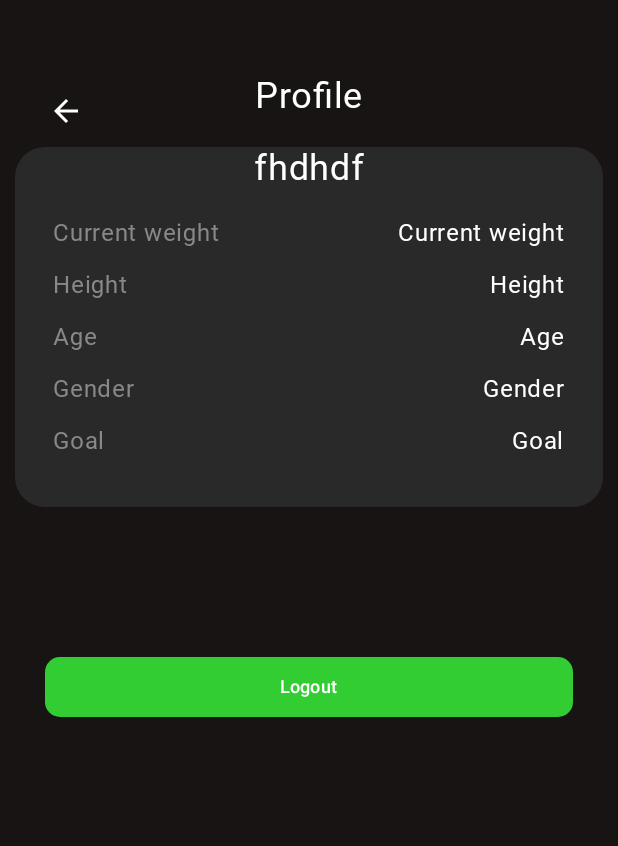
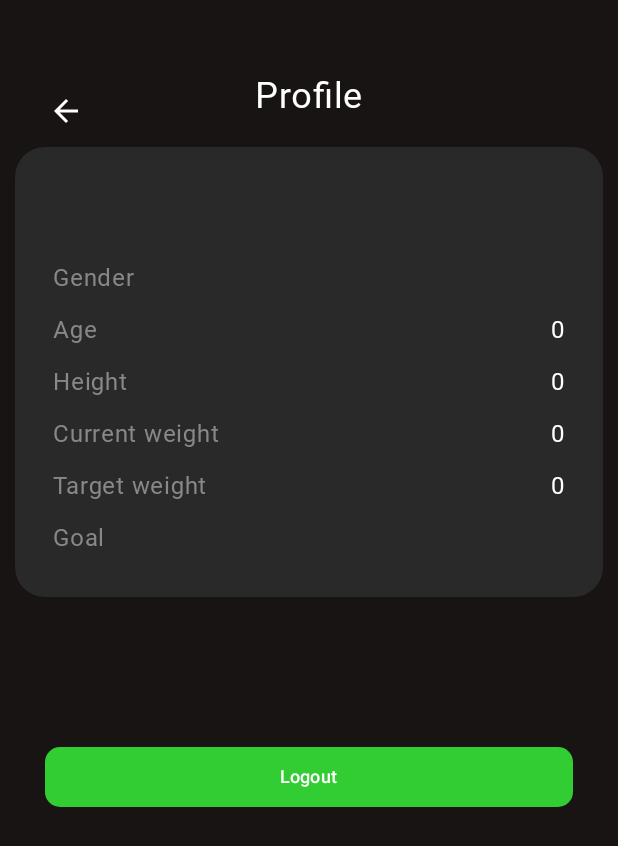
Before and after one commit to matt158x/HealthlyLife, an Android app built with Jetpack Compose: the ProfileScreen screen opened through its navigation route, on a phone screen of 412 x 824 dp. Shown: the top 846 px of the screen. Run offline under Robolectric (Android 15) with nearby library versions, the phone set to English and light mode, and no system bars; our stand-ins replace Dagger/Hilt's generated code, Firebase (no records; nobody signed in at launch, a user with empty details on screens opened directly), livedata-compose; Roboto replaces fonts that are not available here.

Commit message:
home, login, register screen hilt update + profile screen update

```diff
--- a/app/src/main/java/com/example/healthlylife/presentation/LoginScreen.kt
+++ b/app/src/main/java/com/example/healthlylife/presentation/LoginScreen.kt
@@ -39,7 +39,7 @@ import androidx.compose.ui.text.font.FontWeight
 import androidx.compose.ui.text.withStyle
 import androidx.compose.ui.unit.dp
 import androidx.compose.ui.unit.sp
-import androidx.lifecycle.viewmodel.compose.viewModel
+import androidx.hilt.navigation.compose.hiltViewModel
 import androidx.navigation.NavController
 import com.example.healthlylife.R
 import com.example.healthlylife.auth.AuthState
@@ -51,8 +51,8 @@ import com.example.healthlylife.viewmodel.SharedViewModel
 @Composable
 fun LoginScreen(
     navController: NavController,
-    sharedViewModel: SharedViewModel = viewModel(),
-    loginViewModel: LoginScreenViewModel = viewModel { LoginScreenViewModel(sharedViewModel) }
+    sharedViewModel: SharedViewModel = hiltViewModel(),
+    loginViewModel: LoginScreenViewModel = hiltViewModel()
 ) {
 
     var email by remember { mutableStateOf("") }
@@ -154,7 +154,7 @@ fun LoginScreen(
             CustomButton(
                 text = "LOG IN",
                 onClick = {
-                    loginViewModel.login(email, password)
+                    loginViewModel.login(email, password, sharedViewModel)
                 },
                 enabled = authState != AuthState.Loading,
                 textColor = Color.Black
--- a/app/src/main/java/com/example/healthlylife/presentation/MultiStepUserForm.kt
+++ b/app/src/main/java/com/example/healthlylife/presentation/MultiStepUserForm.kt
@@ -25,7 +25,10 @@ import com.google.firebase.auth.FirebaseAuth
 
 
 @Composable
-fun MultiStepUserForm(navController: NavController, viewModel: MultiStepUserFormViewModel = hiltViewModel()) {
+fun MultiStepUserForm(
+    navController: NavController,
+    viewModel: MultiStepUserFormViewModel = hiltViewModel()
+) {
     var currentStep by remember { mutableIntStateOf(1) }
     val userId = FirebaseAuth.getInstance().currentUser?.uid
 
--- a/app/src/main/java/com/example/healthlylife/presentation/ProfileScreen.kt
+++ b/app/src/main/java/com/example/healthlylife/presentation/ProfileScreen.kt
@@ -14,14 +14,18 @@ import androidx.compose.material3.Icon
 import androidx.compose.material3.IconButton
 import androidx.compose.material3.Text
 import androidx.compose.runtime.Composable
+import androidx.compose.runtime.LaunchedEffect
+import androidx.compose.runtime.getValue
+import androidx.compose.runtime.livedata.observeAsState
 import androidx.compose.ui.Alignment
 import androidx.compose.ui.Modifier
 import androidx.compose.ui.draw.clip
 import androidx.compose.ui.graphics.Color
 import androidx.compose.ui.unit.dp
 import androidx.compose.ui.unit.sp
-import androidx.lifecycle.viewmodel.compose.viewModel
+import androidx.hilt.navigation.compose.hiltViewModel
 import androidx.navigation.NavController
+import com.example.healthlylife.auth.AuthState
 import com.example.healthlylife.components.CustomButton
 import com.example.healthlylife.viewmodel.ProfileScreenViewModel
 import com.example.healthlylife.viewmodel.SharedViewModel
@@ -29,22 +33,39 @@ import com.example.healthlylife.viewmodel.SharedViewModel
 @Composable
 fun ProfileScreen(
     navController: NavController,
-    sharedViewModel: SharedViewModel = viewModel(),
-    profileScreenViewModel: ProfileScreenViewModel = viewModel { ProfileScreenViewModel(sharedViewModel) }
+    sharedViewModel: SharedViewModel = hiltViewModel(),
+    profileScreenViewModel: ProfileScreenViewModel = hiltViewModel()
 ) {
+    val authState by sharedViewModel.authState.observeAsState(AuthState.Loading)
+
+    val goal = profileScreenViewModel.goal.value
+    val weight = profileScreenViewModel.weight.value
+    val targetWeight = profileScreenViewModel.targetWeight.value
+    val height = profileScreenViewModel.height.value
+    val age = profileScreenViewModel.age.value
+    val gender = profileScreenViewModel.gender.value
+    val email = profileScreenViewModel.email.value
+
+
+
+    LaunchedEffect(authState) {
+        if (authState == AuthState.Unauthenticated) {
+            navController.navigate("login")
+        }
+    }
 
 
     Column(
         modifier = Modifier
             .background(color = Color(0xFF181414))
             .fillMaxSize(),
-        horizontalAlignment = Alignment.CenterHorizontally // Wyśrodkowanie poziome
+        horizontalAlignment = Alignment.CenterHorizontally
     ) {
 
 
         Box(
             modifier = Modifier
-                .fillMaxWidth() // Zapewnia szerokość dla wyśrodkowania
+                .fillMaxWidth()
                 .padding(top = 50.dp)
         ) {
             Text(
@@ -52,7 +73,7 @@ fun ProfileScreen(
                 color = Color.White,
                 fontFamily = alkatrFontFamily,
                 fontSize = 24.sp,
-                modifier = Modifier.align(Alignment.TopCenter) // Wyśrodkowanie tekstu
+                modifier = Modifier.align(Alignment.TopCenter)
             )
 
             IconButton(
@@ -73,16 +94,17 @@ fun ProfileScreen(
             modifier = Modifier
                 .fillMaxWidth()
                 .padding(horizontal = 10.dp)
-                .clip(RoundedCornerShape(20.dp)) // Najpierw clip
-                .background(color = Color(0xFF292929)) // Potem background, żeby działał na cały zaokrąglony Box
-                .height(240.dp)
+                .clip(RoundedCornerShape(20.dp))
+                .background(color = Color(0xFF292929))
+                .height(300.dp)
 
         ) {
 
             Text(
                 modifier = Modifier
-                    .align(Alignment.TopCenter),
-                text = "fhdhdf",
+                    .align(Alignment.TopCenter)
+                    .padding(top = 20.dp),
+                text = email,
                 color = Color.White,
                 fontFamily = alkatrFontFamily,
                 fontSize = 24.sp,
@@ -91,19 +113,10 @@ fun ProfileScreen(
 
             Column(
                 modifier = Modifier
-                    .padding(start = 20.dp, top = 40.dp)
+                    .padding(start = 20.dp, top = 70.dp)
             ) {
-
                 Text(
-                    text = "Current weight",
-                    color = Color.Gray,
-                    fontFamily = alkatrFontFamily,
-                    fontSize = 16.sp,
-                    modifier = Modifier.padding(5.dp)
-                )
-
-                Text(
-                    text = "Height",
+                    text = "Gender",
                     color = Color.Gray,
                     fontFamily = alkatrFontFamily,
                     fontSize = 16.sp,
@@ -116,7 +129,21 @@ fun ProfileScreen(
                     modifier = Modifier.padding(5.dp)
                 )
                 Text(
-                    text = "Gender",
+                    text = "Height",
+                    color = Color.Gray,
+                    fontFamily = alkatrFontFamily,
+                    fontSize = 16.sp,
+                    modifier = Modifier.padding(5.dp)
+                )
+                Text(
+                    text = "Current weight",
+                    color = Color.Gray,
+                    fontFamily = alkatrFontFamily,
+                    fontSize = 16.sp,
+                    modifier = Modifier.padding(5.dp)
+                )
+                Text(
+                    text = "Target weight",
                     color = Color.Gray,
                     fontFamily = alkatrFontFamily,
                     fontSize = 16.sp,
@@ -129,25 +156,15 @@ fun ProfileScreen(
                     fontSize = 16.sp,
                     modifier = Modifier.padding(5.dp)
                 )
+
             }
             Column(
                 modifier = Modifier
                     .fillMaxWidth()
-                    .padding(start = 20.dp, top = 40.dp, end = 20.dp)
+                    .padding(start = 20.dp, top = 70.dp, end = 20.dp)
             ) {
-
                 Text(
-                    text = "Current weight",
-                    color = Color.White,
-                    fontFamily = alkatrFontFamily,
-                    fontSize = 16.sp,
-                    modifier = Modifier
-                        .padding(5.dp)
-                        .align(Alignment.End)
-                )
-
-                Text(
-                    text = "Height",
+                    text = gender,
                     color = Color.White,
                     fontFamily = alkatrFontFamily,
                     fontSize = 16.sp,
@@ -156,7 +173,7 @@ fun ProfileScreen(
                         .align(Alignment.End)
                 )
                 Text(
-                    text = "Age",
+                    text = age.toString(),
                     color = Color.White,
                     fontFamily = alkatrFontFamily,
                     modifier = Modifier
@@ -164,7 +181,7 @@ fun ProfileScreen(
                         .align(Alignment.End)
                 )
                 Text(
-                    text = "Gender",
+                    text = height.toString(),
                     color = Color.White,
                     fontFamily = alkatrFontFamily,
                     fontSize = 16.sp,
@@ -173,7 +190,7 @@ fun ProfileScreen(
                         .align(Alignment.End)
                 )
                 Text(
-                    text = "Goal",
+                    text = weight.toString(),
                     color = Color.White,
                     fontFamily = alkatrFontFamily,
                     fontSize = 16.sp,
@@ -181,14 +198,30 @@ fun ProfileScreen(
                         .padding(5.dp)
                         .align(Alignment.End)
                 )
-
-
+                Text(
+                    text = targetWeight.toString(),
+                    color = Color.White,
+                    fontFamily = alkatrFontFamily,
+                    fontSize = 16.sp,
+                    modifier = Modifier
+                        .padding(5.dp)
+                        .align(Alignment.End)
+                )
+                Text(
+                    text = goal,
+                    color = Color.White,
+                    fontFamily = alkatrFontFamily,
+                    fontSize = 16.sp,
+                    modifier = Modifier
+                        .padding(5.dp)
+                        .align(Alignment.End)
+                )
             }
         }
 
         CustomButton(
             text = "Logout",
-            onClick = { profileScreenViewModel.signOut() },
+            onClick = { profileScreenViewModel.signOut(sharedViewModel) },
             modifier = Modifier
                 .fillMaxWidth()
                 .padding(top = 100.dp)
--- a/app/src/main/java/com/example/healthlylife/presentation/RecipesScreen.kt
+++ b/app/src/main/java/com/example/healthlylife/presentation/RecipesScreen.kt
@@ -34,7 +34,8 @@ import com.example.healthlylife.R
 
 
 @Composable
-fun RecipesScreen(navController: NavController) {
+fun RecipesScreen(
+    navController: NavController) {
     Box(
         modifier = Modifier
             .fillMaxSize()
--- a/app/src/main/java/com/example/healthlylife/presentation/RegisterScreen.kt
+++ b/app/src/main/java/com/example/healthlylife/presentation/RegisterScreen.kt
@@ -39,20 +39,20 @@ import androidx.compose.ui.text.font.FontWeight
 import androidx.compose.ui.text.withStyle
 import androidx.compose.ui.unit.dp
 import androidx.compose.ui.unit.sp
-import androidx.lifecycle.viewmodel.compose.viewModel
+import androidx.hilt.navigation.compose.hiltViewModel
 import androidx.navigation.NavController
 import com.example.healthlylife.R
+import com.example.healthlylife.auth.AuthState
 import com.example.healthlylife.components.CustomButton
 import com.example.healthlylife.components.CustomTextField
-import com.example.healthlylife.auth.AuthState
 import com.example.healthlylife.viewmodel.RegisterScreenViewModel
 import com.example.healthlylife.viewmodel.SharedViewModel
 
 @Composable
 fun RegisterScreen(
     navController: NavController,
-    sharedViewModel: SharedViewModel = viewModel(),
-    registerViewModel: RegisterScreenViewModel = viewModel { RegisterScreenViewModel(sharedViewModel) }
+    sharedViewModel: SharedViewModel = hiltViewModel(),
+    registerViewModel: RegisterScreenViewModel = hiltViewModel()
 ) {
 
     var email by remember { mutableStateOf("") }
@@ -174,7 +174,7 @@ fun RegisterScreen(
                     CustomButton(
                         text = "REGISTER",
                         onClick = {
-                                registerViewModel.signup(email, password, confirmPassword)
+                                registerViewModel.signup(email, password, confirmPassword, sharedViewModel)
                         },
                         enabled = authState != AuthState.Loading,
                         textColor = Color.Black
--- a/app/src/main/java/com/example/healthlylife/presentation/StartScreen.kt
+++ b/app/src/main/java/com/example/healthlylife/presentation/StartScreen.kt
@@ -26,6 +26,7 @@ import androidx.compose.ui.text.style.TextAlign
 import androidx.compose.ui.text.withStyle
 import androidx.compose.ui.unit.dp
 import androidx.compose.ui.unit.sp
+import androidx.hilt.navigation.compose.hiltViewModel
 import androidx.navigation.NavController
 import com.example.healthlylife.R
 import com.example.healthlylife.auth.AuthState
@@ -46,7 +47,8 @@ val alkatrFontFamily = FontFamily(
 @Composable
 fun StartScreen(
     navController: NavController,
-    sharedViewModel: SharedViewModel) {
+    sharedViewModel: SharedViewModel = hiltViewModel()
+) {
 
     Box(modifier = Modifier.fillMaxSize()) {
         Image(
--- a/app/src/main/java/com/example/healthlylife/viewmodel/HomeScreenViewModel.kt
+++ b/app/src/main/java/com/example/healthlylife/viewmodel/HomeScreenViewModel.kt
@@ -28,7 +28,7 @@ class HomeScreenViewModel @Inject constructor(
     private val _fatEaten = mutableDoubleStateOf(0.0)
     val fatEaten: State<Double> = _fatEaten
 
-    private val _bmr = mutableIntStateOf(0)  // Dodana wartość BMR
+    private val _bmr = mutableIntStateOf(0)
     val bmr: State<Int> = _bmr
 
     init {
--- a/app/src/main/java/com/example/healthlylife/viewmodel/LoginScreenViewModel.kt
+++ b/app/src/main/java/com/example/healthlylife/viewmodel/LoginScreenViewModel.kt
@@ -5,13 +5,16 @@ import com.example.healthlylife.auth.AuthState
 import com.google.firebase.auth.FirebaseAuth
 import com.google.firebase.auth.FirebaseAuthInvalidCredentialsException
 import com.google.firebase.auth.FirebaseAuthInvalidUserException
+import dagger.hilt.android.lifecycle.HiltViewModel
+import javax.inject.Inject
 
-class LoginScreenViewModel(
-    private val sharedViewModel: SharedViewModel
+@HiltViewModel
+class LoginScreenViewModel @Inject constructor(
+    private val auth: FirebaseAuth
 ) : ViewModel() {
-    private val auth: FirebaseAuth = FirebaseAuth.getInstance()
 
-    fun login(email: String, password: String) {
+
+    fun login(email: String, password: String, sharedViewModel: SharedViewModel) {
         if (email.isEmpty() || password.isEmpty()) {
             sharedViewModel.updateAuthState(AuthState.Error("Email or password can't be empty"))
             return
--- a/app/src/main/java/com/example/healthlylife/viewmodel/ProfileScreenViewModel.kt
+++ b/app/src/main/java/com/example/healthlylife/viewmodel/ProfileScreenViewModel.kt
@@ -1,14 +1,76 @@
 package com.example.healthlylife.viewmodel
 
+import android.util.Log
+import androidx.compose.runtime.State
+import androidx.compose.runtime.mutableIntStateOf
+import androidx.compose.runtime.mutableStateOf
 import androidx.lifecycle.ViewModel
 import com.example.healthlylife.auth.AuthState
 import com.google.firebase.auth.FirebaseAuth
+import com.google.firebase.firestore.FirebaseFirestore
+import dagger.hilt.android.lifecycle.HiltViewModel
+import javax.inject.Inject
 
-class ProfileScreenViewModel(
-    private val sharedViewModel: SharedViewModel
+
+@HiltViewModel
+class ProfileScreenViewModel @Inject constructor(
+    private val auth: FirebaseAuth,
+    private val db: FirebaseFirestore
 ) : ViewModel() {
 
-    fun signOut() {
+
+    private val _goal = mutableStateOf("")
+    val goal: State<String> =_goal
+
+    private val _weight = mutableIntStateOf(0)
+    val weight: State<Int> = _weight
+
+    private val _targetWeight = mutableIntStateOf(0)
+    val targetWeight: State<Int> = _targetWeight
+
+    private val _height = mutableIntStateOf(0)
+    val height: State<Int> = _height
+
+    private val _age = mutableIntStateOf(0)
+    val age: State<Int> = _age
+
+    private val _gender = mutableStateOf("")
+    val gender: State<String> = _gender
+
+    private val _email = mutableStateOf("")
+    val email: State<String> = _email
+
+    init {
+        fetchUserData()
+    }
+
+
+    private fun fetchUserData() {
+        val user = auth.currentUser
+        if (user != null) {
+            _email.value = user.email ?: ""
+        }
+
+        val userId = auth.currentUser?.uid ?: return
+        val userRef = db.collection("users").document(userId)
+        userRef.get()
+            .addOnSuccessListener { document ->
+                if (document.exists()) {
+                    _goal.value = document.getString("goal") ?: ""
+                    _weight.intValue = document.getLong("currentWeight")?.toInt() ?: 0
+                    _targetWeight.intValue = document.getLong("targetWeight")?.toInt() ?: 0
+                    _height.intValue = document.getLong("height")?.toInt() ?: 0
+                    _age.intValue = document.getLong("age")?.toInt() ?: 0
+                    _gender.value = document.getString("gender") ?: ""
+                }
+            }
+            .addOnFailureListener { exception ->
+                Log.e("Firestore", "Firestore data Error", exception)
+            }
+    }
+
+
+    fun signOut(sharedViewModel: SharedViewModel) {
         FirebaseAuth.getInstance().signOut()
         sharedViewModel.updateAuthState(AuthState.Unauthenticated)
     }
--- a/app/src/main/java/com/example/healthlylife/viewmodel/RegisterScreenViewModel.kt
+++ b/app/src/main/java/com/example/healthlylife/viewmodel/RegisterScreenViewModel.kt
@@ -4,13 +4,16 @@ import androidx.lifecycle.ViewModel
 import com.example.healthlylife.auth.AuthState
 import com.google.firebase.auth.FirebaseAuth
 import com.google.firebase.auth.FirebaseAuthUserCollisionException
+import dagger.hilt.android.lifecycle.HiltViewModel
+import javax.inject.Inject
 
-class RegisterScreenViewModel(
-    private val sharedViewModel: SharedViewModel
+@HiltViewModel
+class RegisterScreenViewModel @Inject constructor(
+    private val auth: FirebaseAuth
 ) : ViewModel() {
-    private val auth: FirebaseAuth = FirebaseAuth.getInstance()
 
-    fun signup(email: String, password: String, confirmPassword: String) {
+
+    fun signup(email: String, password: String, confirmPassword: String, sharedViewModel: SharedViewModel) {
         if (email.isEmpty() || password.isEmpty() || confirmPassword.isEmpty()) {
             sharedViewModel.updateAuthState(AuthState.Error("All fields are required"))
             return
--- a/app/src/main/java/com/example/healthlylife/viewmodel/SharedViewModel.kt
+++ b/app/src/main/java/com/example/healthlylife/viewmodel/SharedViewModel.kt
@@ -6,10 +6,15 @@ import androidx.lifecycle.ViewModel
 import com.example.healthlylife.auth.AuthState
 import com.google.firebase.auth.FirebaseAuth
 import com.google.firebase.firestore.FirebaseFirestore
+import dagger.hilt.android.lifecycle.HiltViewModel
+import javax.inject.Inject
 
 
-class SharedViewModel : ViewModel() {
-    private val auth: FirebaseAuth = FirebaseAuth.getInstance()
+@HiltViewModel
+class SharedViewModel @Inject constructor(
+    private val auth: FirebaseAuth
+) : ViewModel() {
+
     private val _authState = MutableLiveData<AuthState>()
     val authState: LiveData<AuthState> = _authState
 
```
